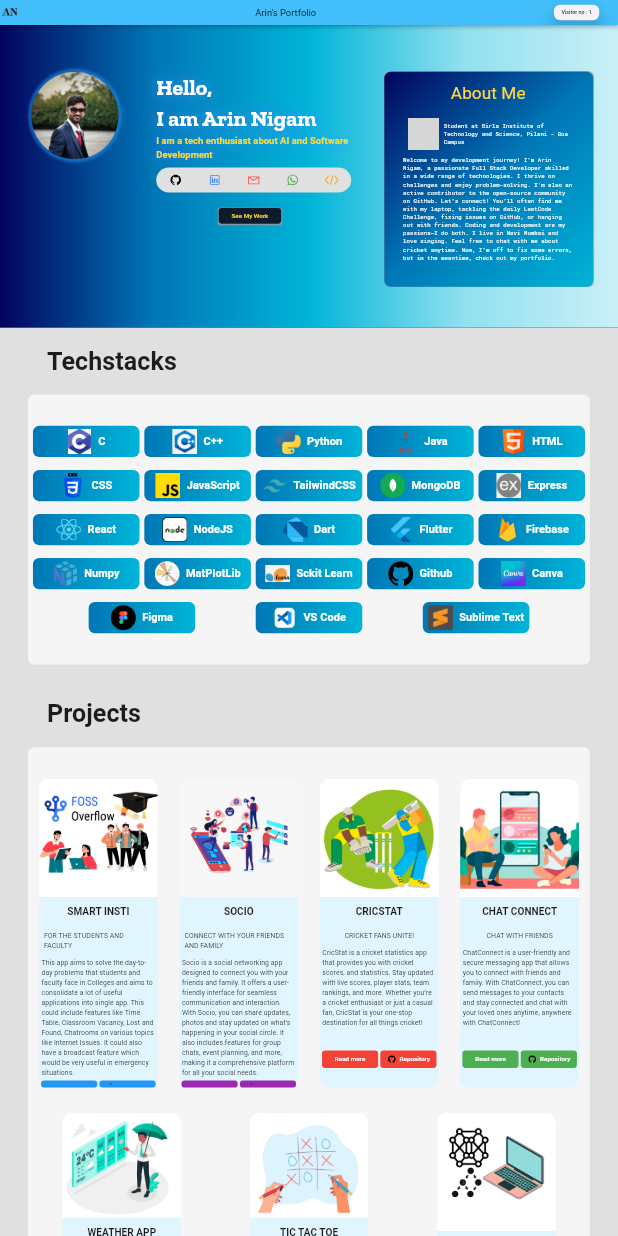
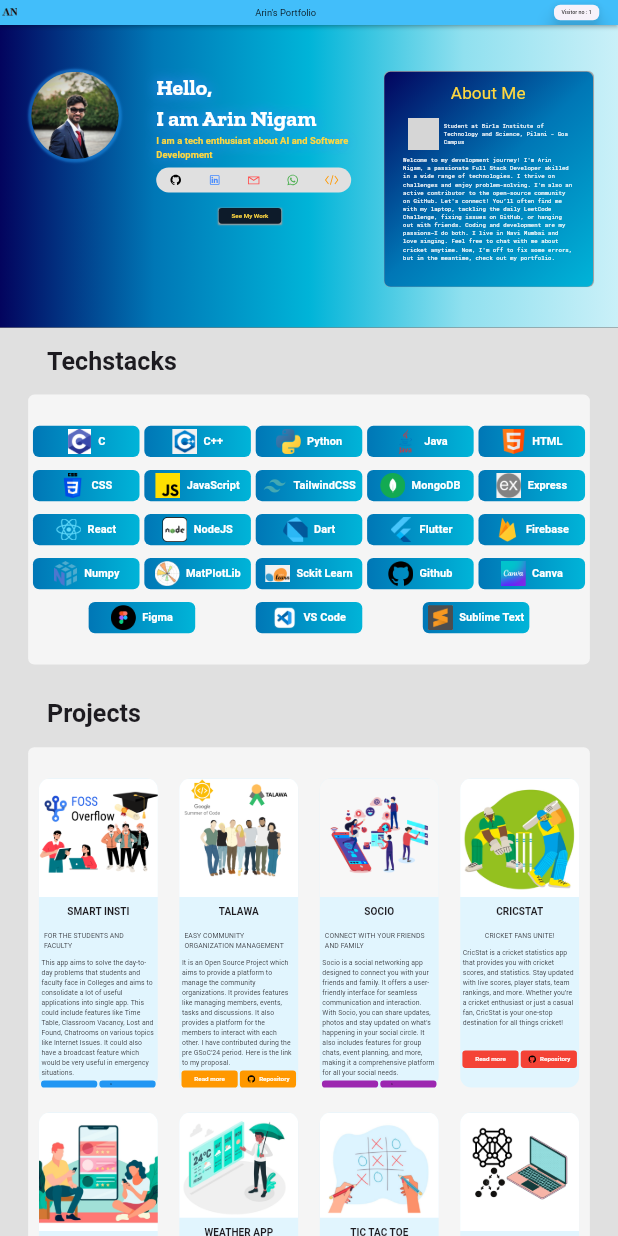
Before and after one commit to ArinNigam/Portfolio, a Flutter app: the screen it shows after launch, on a phone screen of 412 x 824 dp. Run offline on Flutter 3.47's test engine with Material 3 defaults, Android fonts, the phone set to English and light mode, and no system bars; our stand-ins replace animated_text_kit, auto_size_text, cloud_firestore, firebase_core, go_router, google_fonts and 4 more; accounts and stored records are empty; grey boxes are pictures that could not be loaded.

Commit message:
Added Project Talawa

```diff
--- a/lib/providers/project_page_provider.dart
+++ b/lib/providers/project_page_provider.dart
@@ -69,6 +69,17 @@ class ProjectPageProvider extends ChangeNotifier {
       secondaryColor: Colors.blueAccent,
     ),
     Project(
+      title: "Talawa".toUpperCase(),
+      image: Image.asset('lib/assets/images/talawa.png'),
+      source: "https://github.com/PalisadoesFoundation/talawa",
+      pagePath: '/home/talawa',
+      briefDescription: """Easy Community Organization Management""",
+      description:
+          """It is an Open Source Project which aims to provide a platform to manage the community organizations. It provides features like managing members, events, tasks and discussions. It also provides a platform for the members to interact with each other. I have contributed during the pre GSoC'24 period. Here is the link to my proposal.""",
+      primaryColor: Colors.orange,
+      secondaryColor: Colors.orangeAccent,
+    ),
+    Project(
       title: "Socio".toUpperCase(),
       image: Image.asset('lib/assets/images/socio.png'),
       source: "https://github.com/ArinNigam/Socio",
--- a/lib/routes.dart
+++ b/lib/routes.dart
@@ -4,6 +4,7 @@ import 'package:portfolio/pages/Home/home_page.dart';
 import 'package:portfolio/pages/LaunchPage/launch_page.dart';
 import 'package:portfolio/pages/Projects/dsa_grind.dart';
 import 'package:portfolio/pages/Projects/socio.dart';
+import 'package:portfolio/pages/Projects/talawa.dart';
 import 'package:portfolio/pages/Projects/tic_tac_toe.dart';
 import 'package:portfolio/pages/Projects/weather_app.dart';
 import 'package:provider/provider.dart';
@@ -37,6 +38,12 @@ final GoRouter routes = GoRouter(
                   },
                 ),
             routes: [
+              GoRoute(
+                path: 'talawa',
+                pageBuilder: (context, state) => const MaterialPage(
+                  child: TalawaPage(),
+                ),
+              ),
               GoRoute(
                 path: 'socio',
                 pageBuilder: (context, state) => const MaterialPage(
```
Also changed, not shown: lib/pages/Projects/talawa.dart (added, +64 -0 lines), lib/assets/images/talawa.png (added), pubspec.lock.
